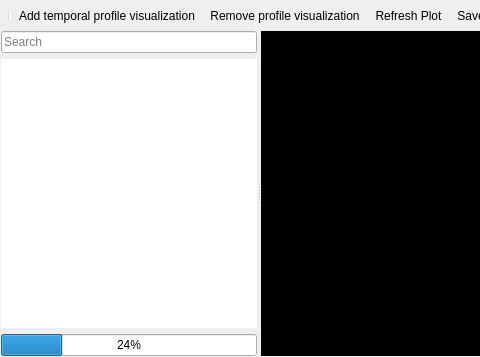
The window that eotimeseriesviewer/ui/temporalprofiledock.ui (jakimowb/eo-time-series-viewer) describes before a commit, drawn with Qt 5; both pictures show x 0 to 480 and y 0 to 357 of the 884 by 357 pixel window.
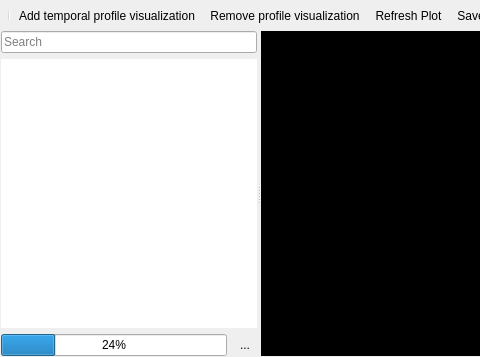
The same window after the commit. Icons and pictures are not drawn. Custom widgets are drawn as their Qt base class.

```diff
--- a/eotimeseriesviewer/ui/temporalprofiledock.ui
+++ b/eotimeseriesviewer/ui/temporalprofiledock.ui
@@ -111,6 +111,26 @@
            <widget class="QProgressBar" name="progressBar">
             <property name="value">
              <number>24</number>
+            </property>
+            <property name="textVisible">
+             <bool>true</bool>
+            </property>
+            <property name="format">
+             <string>%p%</string>
+            </property>
+           </widget>
+          </item>
+          <item>
+           <widget class="QToolButton" name="btnCancelTask">
+            <property name="text">
+             <string>...</string>
+            </property>
+            <property name="icon">
+             <iconset resource="../../../QGIS/images/images.qrc">
+              <normaloff>:/images/themes/default/mTaskCancel.svg</normaloff>:/images/themes/default/mTaskCancel.svg</iconset>
+            </property>
+            <property name="autoRaise">
+             <bool>true</bool>
             </property>
            </widget>
           </item>
```
Left out of the diff: 2 changed lines with no effect on the pictures.
